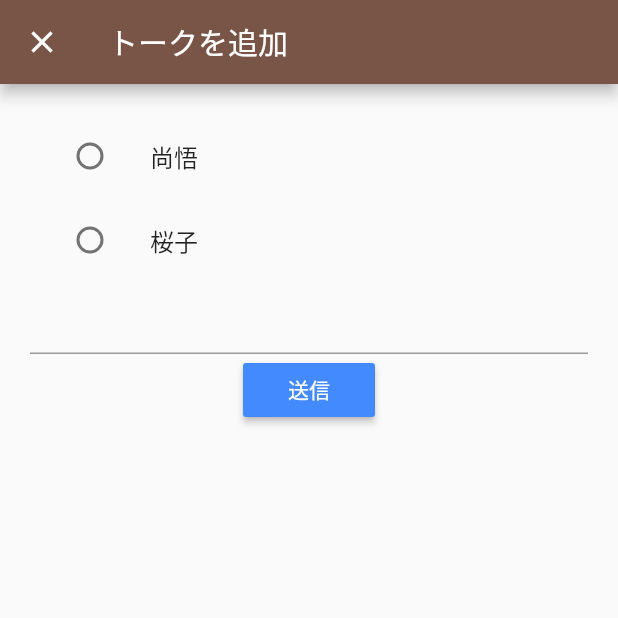
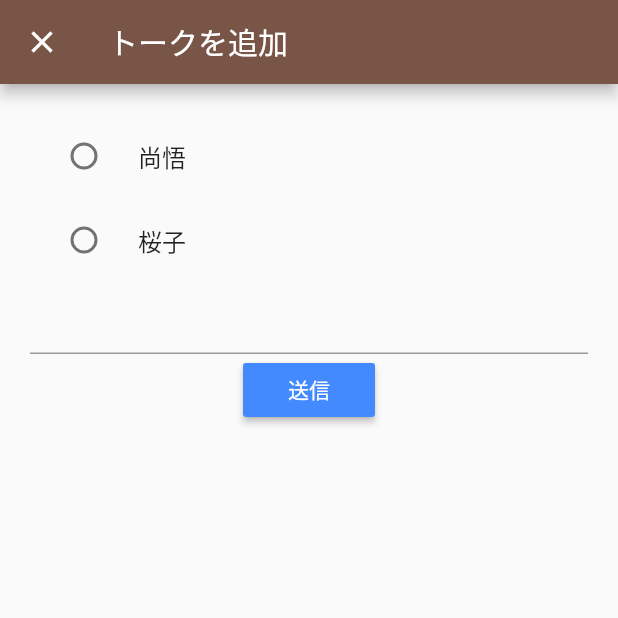
Before and after one commit to sakurako-y0316/sakuline, a Flutter app: the TalkScreen screen opened directly, after a tap on the "add" icon, on a phone screen of 412 x 824 dp, the top half of it. Run offline on Flutter 3.47's test engine with Material 2 defaults, Android fonts, the phone set to English and light mode, and no system bars; our stand-ins replace cloud_firestore, firebase_auth, random_string, video_player; accounts and stored records are empty.

Commit message:
200719_途中経過

```diff
--- a/lib/screen/talk_screen.dart
+++ b/lib/screen/talk_screen.dart
@@ -14,9 +14,6 @@ class TalkScreen extends StatelessWidget {
         create: (_) => TalkScreenViewModel()..fetch(),
         child: Consumer<TalkScreenViewModel>(
           builder: (context, model, child) {
-            print('プリントします${model.email}');
-
-            if (model.email != null) {
             return Scaffold(
               appBar: AppBar(
                 title: Text('トーク'),
@@ -151,26 +148,6 @@ class TalkScreen extends StatelessWidget {
                 child: Icon(Icons.add),
               ),
             );
-            } else {
-              return Container(
-                child: Center(
-                  child: FlatButton(
-                    color: Colors.blue,
-                    onPressed: () {
-                      Navigator.push(
-                          context,
-                          MaterialPageRoute(
-                              fullscreenDialog: true,
-                              builder: (context) => LoginScreen()));
-                    },
-                    child: Text(
-                      'ログイン',
-                      style: TextStyle(color: Colors.white),
-                    ),
-                  ),
-                ),
-              );
-            }
           },
         ));
   }
@@ -196,33 +173,31 @@ class _AddTalkState extends State<AddTalk> {
 
   @override
   Widget build(BuildContext context) {
+    final _key = GlobalKey<FormState>();
+
     return Scaffold(
         appBar: AppBar(title: Text('トークを追加')),
         body: Container(
           padding: EdgeInsets.all(20),
+          child: Form(
+            key: _key,
             child: Column(
               children: <Widget>[
-              ListTile(
-                title: const Text('尚悟'),
-                leading: Radio(
+                RadioListTile<String>(
+                  title: new Text('尚悟'),
                   value: "shogo",
                   groupValue: userName,
-                  onChanged: (val) {
-                    setName(val);
-                  },
+                  onChanged: (val) => setName(val),
                 ),
-              ),
-              ListTile(
-                title: const Text('桜子'),
-                leading: Radio(
+                RadioListTile<String>(
+                  title: new Text('桜子'),
                   value: "sakurako",
                   groupValue: userName,
-                  onChanged: (val) {
-                    setName(val);
-                  },
+                  onChanged: (val) => setName(val),
                 ),
-              ),
-              TextFormField(onChanged: (val) => widget.model.talk = val),
+                TextFormField(
+                    validator: (val) => val.isEmpty ? '入力してください' : null,
+                    onChanged: (val) => widget.model.talk = val),
                 RaisedButton(
                   color: Colors.blueAccent,
                   child: Text(
@@ -233,12 +208,19 @@ class _AddTalkState extends State<AddTalk> {
                     ),
                   ),
                   onPressed: () async {
+                    if (_key.currentState.validate()) {
+                      if (userName == null || userName.isEmpty) {
+                        print('お前は誰だ');
+                      } else {
                         await widget.model.addTalk();
                         widget.model.fetch();
                         Navigator.pop(context);
+                      }
+                    }
                   },
                 )
               ],
+            ),
           ),
         ));
   }
--- a/lib/view_model/talk_screen_view_model.dart
+++ b/lib/view_model/talk_screen_view_model.dart
@@ -84,9 +84,6 @@ class TalkScreenViewModel extends ChangeNotifier {
             ))
         .toList();
     this.talkList = talkList;
-
-    getEmail();
-
     notifyListeners();
   }
 
```
Lines whose indentation alone changed are shown as unchanged.
